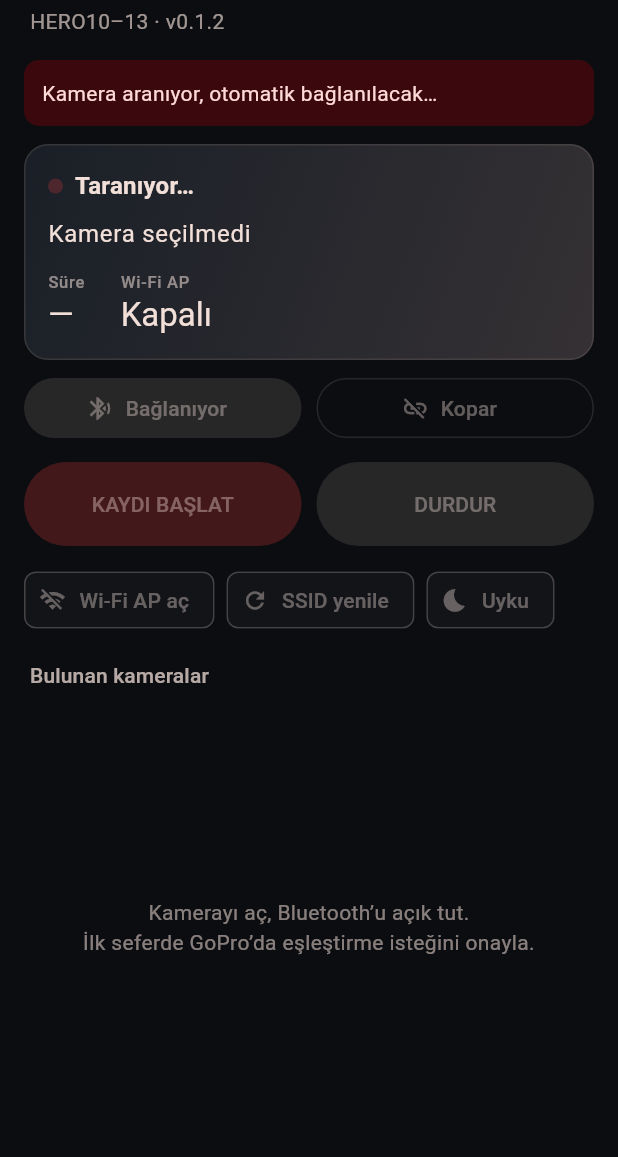
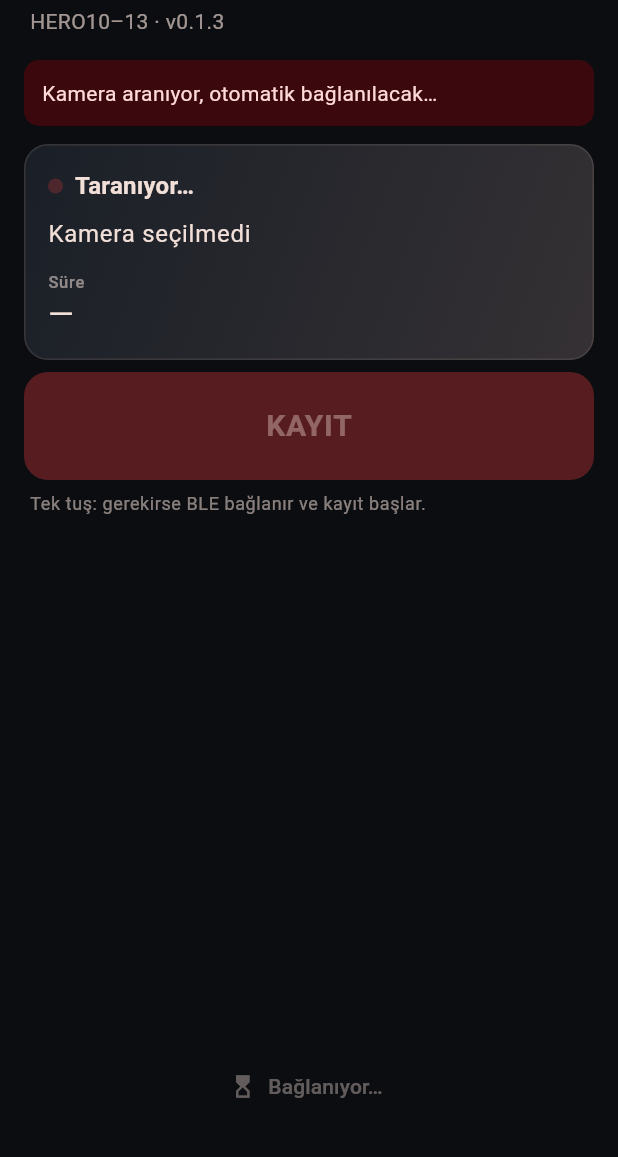
Before and after one commit to alid67-git/RideAtlas, a Flutter app: the screen it shows after launch, on a phone screen of 412 x 824 dp, the part 78-1235 px from its top. Run offline on Flutter 3.47's test engine with Material 3 defaults, Android fonts, the phone set to English and light mode, and no system bars; our stand-ins replace battery_plus, file_picker, fl_chart, flutter_blue_plus, flutter_map, geolocator and 9 more; missing offline and left inert: dart:js_interop, exif, gpx, photo_manager; accounts and stored records are empty; generated files the repository leaves out were written again; network calls fail.

Commit message:
GoPro Remote: single record button with reconnect and sleep
KAYIT ensures BLE then starts shutter; press again stops and puts
the camera to sleep. Remove Wi-Fi AP / SSID controls from the UI —
BLE shutter does not need them.

Co-authored-by: alid67-git <alid67-git@users.noreply.github.com>

```diff
--- a/gopro_remote/lib/build_info.dart
+++ b/gopro_remote/lib/build_info.dart
@@ -1,7 +1,7 @@
 /// Bumped on every GoPro Remote push that users should install.
 /// Must match the trailing version in the GitHub release name
 /// `GoPro Remote (latest) - vX.Y.Z`.
-const String kAppBuildLabel = 'v0.1.2';
+const String kAppBuildLabel = 'v0.1.3';
 
 const String kAppBuildNote =
-    'Otomatik güncelleme (RideAtlas modeli) + BLE otomatik bağlanma.';
+    'Tek kayıt tuşu: bağlan+başlat / durdur+uyku. Wi‑Fi AP UI kaldırıldı.';
--- a/gopro_remote/lib/main.dart
+++ b/gopro_remote/lib/main.dart
@@ -5,7 +5,7 @@ import 'package:provider/provider.dart';
 
 import 'build_info.dart';
 import 'gopro/client.dart';
-import 'gopro/models.dart';
+import 'gopro/models.dart' show GoProCameraStatus, GoProConnectionState;
 import 'services/app_update_controller.dart';
 import 'services/update_checker.dart';
 import 'widgets/app_update_ui.dart';
@@ -159,14 +159,6 @@ class _RemoteHomePageState extends State<RemoteHomePage> {
     });
   }
 
-  Future<void> _connect(GoProDeviceInfo info) async {
-    if (!await _ensurePermissions()) return;
-    await _run(() async {
-      await _client.connect(info);
-      _banner = 'Bağlandı: ${info.name}';
-    });
-  }
-
   Future<void> _manualUpdateCheck() async {
     final updates = context.read<AppUpdateController>();
     final status = await updates.checkNow();
@@ -278,147 +270,56 @@ class _RemoteHomePageState extends State<RemoteHomePage> {
             ),
             Padding(
               padding: const EdgeInsets.symmetric(horizontal: 16),
-              child: Row(
-                children: [
-                  Expanded(
-                    child: FilledButton.tonalIcon(
-                      onPressed: _busy ? null : _scan,
-                      icon: const Icon(Icons.bluetooth_searching),
-                      label: Text(
-                        _client.state == GoProConnectionState.scanning ||
-                                _client.state == GoProConnectionState.connecting
-                            ? 'Bağlanıyor'
-                            : 'Otomatik bağlan',
-                      ),
-                    ),
-                  ),
-                  const SizedBox(width: 10),
-                  Expanded(
-                    child: OutlinedButton.icon(
-                      onPressed: (_busy || !connected)
-                          ? null
-                          : () => _run(_client.disconnect),
-                      icon: const Icon(Icons.link_off),
-                      label: const Text('Kopar'),
-                    ),
-                  ),
-                ],
-              ),
-            ),
-            const SizedBox(height: 12),
-            Padding(
-              padding: const EdgeInsets.symmetric(horizontal: 16),
-              child: _RecordControls(
-                enabled: connected && !_busy,
+              child: _RecordToggleButton(
+                busy: _busy,
                 encoding: st.encoding,
-                onStart: () => _run(_client.startRecording),
-                onStop: () => _run(_client.stopRecording),
-              ),
-            ),
-            const SizedBox(height: 12),
-            Padding(
-              padding: const EdgeInsets.symmetric(horizontal: 16),
-              child: Wrap(
-                spacing: 8,
-                runSpacing: 8,
-                children: [
-                  ActionChip(
-                    avatar: Icon(
-                      st.wifiApEnabled ? Icons.wifi : Icons.wifi_off,
-                      size: 18,
-                    ),
-                    label: Text(
-                      st.wifiApEnabled ? 'Wi‑Fi AP kapat' : 'Wi‑Fi AP aç',
-                    ),
-                    onPressed: (!connected || _busy)
-                        ? null
-                        : () => _run(
-                              () => _client.setWifiAp(!st.wifiApEnabled),
-                            ),
-                  ),
-                  ActionChip(
-                    avatar: const Icon(Icons.refresh, size: 18),
-                    label: const Text('SSID yenile'),
-                    onPressed: (!connected || _busy)
-                        ? null
-                        : () => _run(_client.refreshWifiCredentials),
-                  ),
-                  ActionChip(
-                    avatar: const Icon(Icons.bedtime, size: 18),
-                    label: const Text('Uyku'),
-                    onPressed: (!connected || _busy)
-                        ? null
-                        : () => _run(_client.sleepCamera),
-                  ),
-                ],
-              ),
-            ),
-            if (st.wifiSsid != null)
-              Padding(
-                padding: const EdgeInsets.fromLTRB(20, 8, 20, 0),
-                child: Text(
-                  'AP: ${st.wifiSsid}'
-                  '${st.wifiPassword != null ? '  ·  ${st.wifiPassword}' : ''}',
-                  style: Theme.of(context).textTheme.bodySmall?.copyWith(
-                        color: cs.onSurface.withValues(alpha: 0.7),
-                        fontFamily: 'monospace',
-                      ),
+                onPressed: () => _run(() async {
+                  final wasRecording = _client.status.encoding;
+                  setState(() {
+                    _banner = wasRecording
+                        ? 'Durduruluyor, kamera uykuya alınıyor…'
+                        : 'Bağlanıp kayıt başlatılıyor…';
+                  });
+                  await _client.toggleRecording();
+                  setState(() {
+                    _banner = wasRecording
+                        ? 'Kayıt durdu · kamera uyku'
+                        : 'Kayıt başladı';
+                  });
+                }),
               ),
             ),
             const SizedBox(height: 8),
             Padding(
-              padding: const EdgeInsets.fromLTRB(20, 8, 20, 4),
+              padding: const EdgeInsets.symmetric(horizontal: 20),
               child: Text(
-                'Bulunan kameralar',
-                style: Theme.of(context).textTheme.titleSmall?.copyWith(
-                      color: cs.onSurface.withValues(alpha: 0.75),
+                st.encoding
+                    ? 'Tekrar basınca kayıt durur ve kamera uykuya geçer.'
+                    : 'Tek tuş: gerekirse BLE bağlanır ve kayıt başlar.',
+                style: Theme.of(context).textTheme.bodySmall?.copyWith(
+                      color: cs.onSurface.withValues(alpha: 0.55),
                     ),
               ),
             ),
-            Expanded(
-              child: _client.discovered.isEmpty
-                  ? Center(
-                      child: Text(
-                        'Kamerayı aç, Bluetooth’u açık tut.\n'
-                        'İlk seferde GoPro’da eşleştirme isteğini onayla.',
-                        textAlign: TextAlign.center,
-                        style: TextStyle(
-                          color: cs.onSurface.withValues(alpha: 0.55),
+            const Spacer(),
+            Padding(
+              padding: const EdgeInsets.fromLTRB(16, 0, 16, 24),
+              child: TextButton.icon(
+                onPressed: _busy ? null : _scan,
+                icon: Icon(
+                  _client.state == GoProConnectionState.scanning ||
+                          _client.state == GoProConnectionState.connecting
+                      ? Icons.hourglass_top
+                      : Icons.bluetooth_searching,
                 ),
+                label: Text(
+                  connected
+                      ? 'Yeniden bağlan'
+                      : (_client.state == GoProConnectionState.scanning ||
+                              _client.state == GoProConnectionState.connecting
+                          ? 'Bağlanıyor…'
+                          : 'Sadece bağlan (kayıtsız)'),
                 ),
-                    )
-                  : ListView.separated(
-                      padding: const EdgeInsets.fromLTRB(12, 0, 12, 24),
-                      itemCount: _client.discovered.length,
-                      separatorBuilder: (_, _) => const SizedBox(height: 6),
-                      itemBuilder: (context, i) {
-                        final d = _client.discovered[i];
-                        final selected =
-                            _client.connectedDevice?.remoteId == d.remoteId;
-                        return ListTile(
-                          shape: RoundedRectangleBorder(
-                            borderRadius: BorderRadius.circular(12),
-                            side: BorderSide(
-                              color: selected
-                                  ? cs.primary
-                                  : cs.outline.withValues(alpha: 0.25),
-                            ),
-                          ),
-                          leading: Icon(
-                            Icons.videocam,
-                            color: selected ? cs.primary : cs.onSurface,
-                          ),
-                          title: Text(d.name),
-                          subtitle: Text(
-                            '${d.modelHint}'
-                            '${d.rssi != null ? ' · ${d.rssi} dBm' : ''}',
-                          ),
-                          trailing: selected
-                              ? Icon(Icons.check_circle, color: cs.primary)
-                              : const Icon(Icons.chevron_right),
-                          onTap: _busy ? null : () => _connect(d),
-                        );
-                      },
               ),
             ),
           ],
@@ -493,16 +394,7 @@ class _StatusCard extends StatelessWidget {
               style: Theme.of(context).textTheme.bodyLarge,
             ),
             const SizedBox(height: 12),
-            Row(
-              children: [
             _Metric(label: 'Süre', value: durText),
-                const SizedBox(width: 24),
-                _Metric(
-                  label: 'Wi‑Fi AP',
-                  value: status.wifiApEnabled ? 'Açık' : 'Kapalı',
-                ),
-              ],
-            ),
           ],
         ),
       ),
@@ -563,49 +455,42 @@ class _Dot extends StatelessWidget {
   }
 }
 
-class _RecordControls extends StatelessWidget {
-  const _RecordControls({
-    required this.enabled,
+class _RecordToggleButton extends StatelessWidget {
+  const _RecordToggleButton({
+    required this.busy,
     required this.encoding,
-    required this.onStart,
-    required this.onStop,
+    required this.onPressed,
   });
 
-  final bool enabled;
+  final bool busy;
   final bool encoding;
-  final VoidCallback onStart;
-  final VoidCallback onStop;
+  final VoidCallback onPressed;
 
   @override
   Widget build(BuildContext context) {
-    return Row(
-      children: [
-        Expanded(
-          child: SizedBox(
-            height: 56,
+    final bg = encoding ? const Color(0xFF2A9D8F) : const Color(0xFFE5383B);
+    return SizedBox(
+      height: 72,
+      width: double.infinity,
       child: FilledButton(
         style: FilledButton.styleFrom(
-                backgroundColor: const Color(0xFFE5383B),
+          backgroundColor: bg,
           foregroundColor: Colors.white,
-                disabledBackgroundColor:
-                    const Color(0xFFE5383B).withValues(alpha: 0.25),
+          disabledBackgroundColor: bg.withValues(alpha: 0.35),
+          shape: RoundedRectangleBorder(
+            borderRadius: BorderRadius.circular(16),
           ),
-              onPressed: enabled && !encoding ? onStart : null,
-              child: const Text('KAYDI BAŞLAT'),
+        ),
+        onPressed: busy ? null : onPressed,
+        child: Text(
+          encoding ? 'KAYDI DURDUR + UYKU' : 'KAYIT',
+          style: const TextStyle(
+            fontSize: 20,
+            fontWeight: FontWeight.w700,
+            letterSpacing: 0.5,
           ),
         ),
       ),
-        const SizedBox(width: 10),
-        Expanded(
-          child: SizedBox(
-            height: 56,
-            child: FilledButton.tonal(
-              onPressed: enabled && encoding ? onStop : null,
-              child: const Text('DURDUR'),
-            ),
-          ),
-        ),
-      ],
     );
   }
 }
--- a/gopro_remote/pubspec.yaml
+++ b/gopro_remote/pubspec.yaml
@@ -1,7 +1,7 @@
 name: gopro_remote
 description: Android remote for GoPro HERO10–13 Black via Open GoPro BLE.
 publish_to: 'none'
-version: 0.1.2+3
+version: 0.1.3+4
 
 environment:
   sdk: ^3.12.2
```
Also changed, not shown: gopro_remote/lib/gopro/client.dart (+28 -2 lines). Lines whose indentation alone changed are shown as unchanged.
